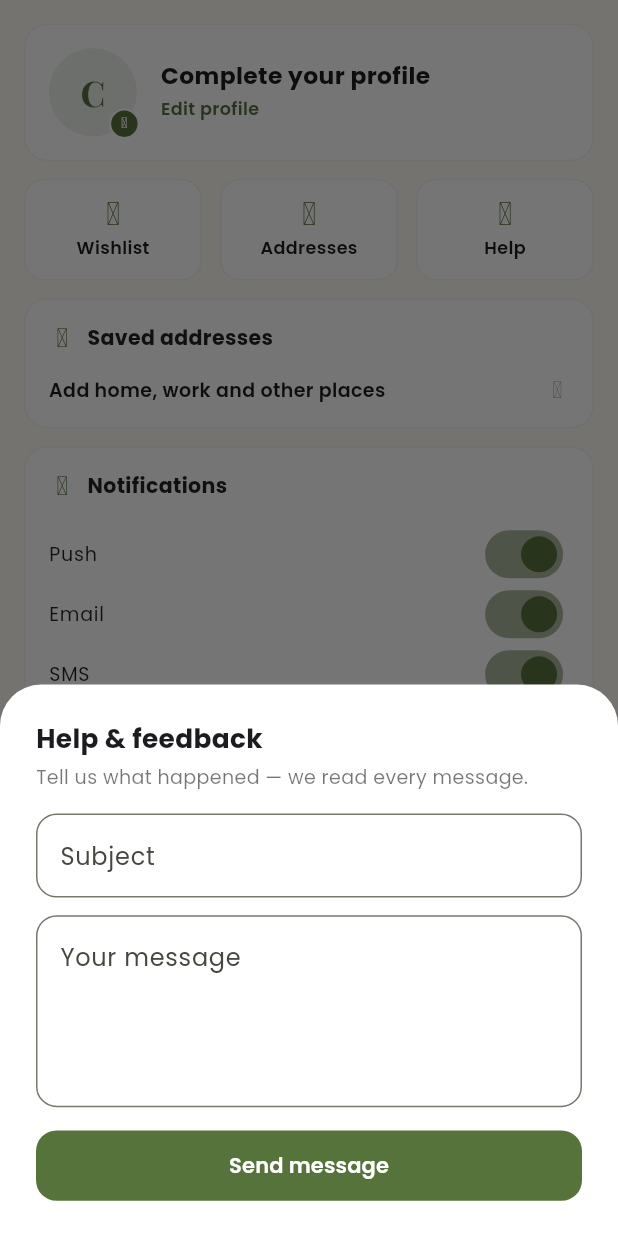
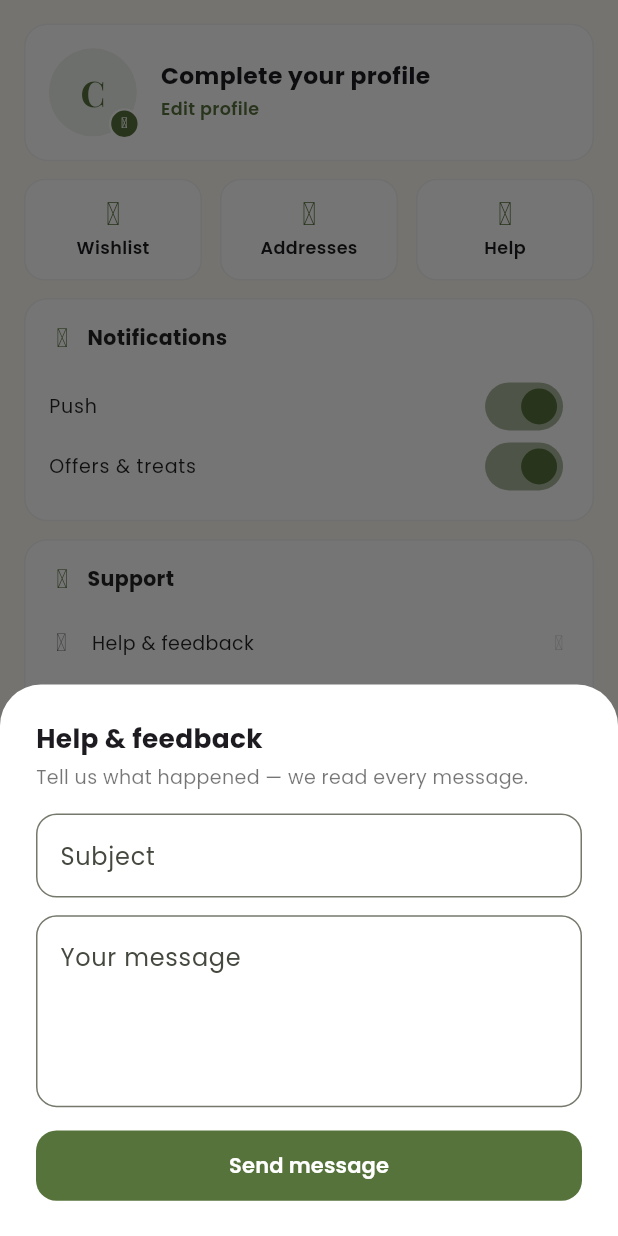
Before and after one commit to eb8Dev/tnt_lh, a Flutter app: the CafeProfileScreen screen opened directly, after a tap on "Edit profile", after a tap on "Cancel editing", after a tap on "Help", on a phone screen of 412 x 824 dp. Run offline on Flutter 3.47's test engine with Material 3 defaults, Android fonts, the phone set to English and light mode, and no system bars; our stand-ins replace cached_network_image, connectivity_plus, firebase_auth, firebase_core, firebase_messaging, firebase_remote_config and 14 more; missing offline and left inert: in_app_update, razorpay_flutter; accounts and stored records are empty; network calls fail.

Commit message:
Profile: drop the second Saved addresses card (the Addresses tile opens the same book) and the Email and SMS switches (nothing sends either)

```diff
--- a/lib/screens/cafe/cafe_profile_screen.dart
+++ b/lib/screens/cafe/cafe_profile_screen.dart
@@ -269,9 +269,9 @@ class _CafeProfileScreenState extends ConsumerState<CafeProfileScreen> {
       Gap(Space.sm),
       _buildQuickTiles(),
     ];
+    // Addresses open from the tile above; a second "Saved addresses" card
+    // here showed the same thing twice.
     final settings = <Widget>[
-      _buildAddressSection(),
-      Gap(Space.sm),
       _buildPreferencesSection(user),
       Gap(Space.sm),
       _buildSupportSection(),
@@ -687,60 +687,6 @@ class _CafeProfileScreenState extends ConsumerState<CafeProfileScreen> {
 
   /// The address book lives on its own screen now (add, edit, default,
   /// delete, receiver details), shared with the bag and the home header.
-  Widget _buildAddressSection() {
-    final book = ref.watch(addressBookProvider).value;
-    final count = book?.addresses.length ?? 0;
-    final main = book?.addresses.where((a) => a.isDefault).firstOrNull;
-    return _sectionCard(
-      title: 'Saved addresses',
-      icon: PhosphorIcons.mapPin(),
-      children: [
-        InkWell(
-          borderRadius: BorderRadius.circular(12.r),
-          onTap: () => Navigator.push(
-            context,
-            MaterialPageRoute(builder: (_) => const AddressBookScreen()),
-          ),
-          child: Row(
-            children: [
-              Expanded(
-                child: Column(
-                  crossAxisAlignment: CrossAxisAlignment.start,
-                  children: [
-                    Text(
-                      count == 0
-                          ? 'Add home, work and other places'
-                          : '$count saved ${count == 1 ? 'address' : 'addresses'}',
-                      style: GoogleFonts.poppins(
-                        fontSize: 13.sp,
-                        fontWeight: FontWeight.w600,
-                      ),
-                    ),
-                    if (main != null)
-                      Text(
-                        '${main.label}: ${main.fullText}',
-                        maxLines: 1,
-                        overflow: TextOverflow.ellipsis,
-                        style: GoogleFonts.poppins(
-                          fontSize: 12.sp,
-                          color: Colors.black54,
-                        ),
-                      ),
-                  ],
-                ),
-              ),
-              Icon(
-                PhosphorIcons.caretRight(),
-                size: 16.sp,
-                color: Colors.black38,
-              ),
-            ],
-          ),
-        ),
-      ],
-    );
-  }
-
   Widget _buildPreferencesSection(User? user) {
     final prefs = user?.notificationPreferences ?? NotificationPreferences();
     return _sectionCard(
@@ -751,16 +697,6 @@ class _CafeProfileScreenState extends ConsumerState<CafeProfileScreen> {
           'Push',
           prefs.push,
           (v) => _updateNotificationPreference('push', v),
-        ),
-        _switchRow(
-          'Email',
-          prefs.email,
-          (v) => _updateNotificationPreference('email', v),
-        ),
-        _switchRow(
-          'SMS',
-          prefs.sms,
-          (v) => _updateNotificationPreference('sms', v),
         ),
         _switchRow(
           'Offers & treats',
```
